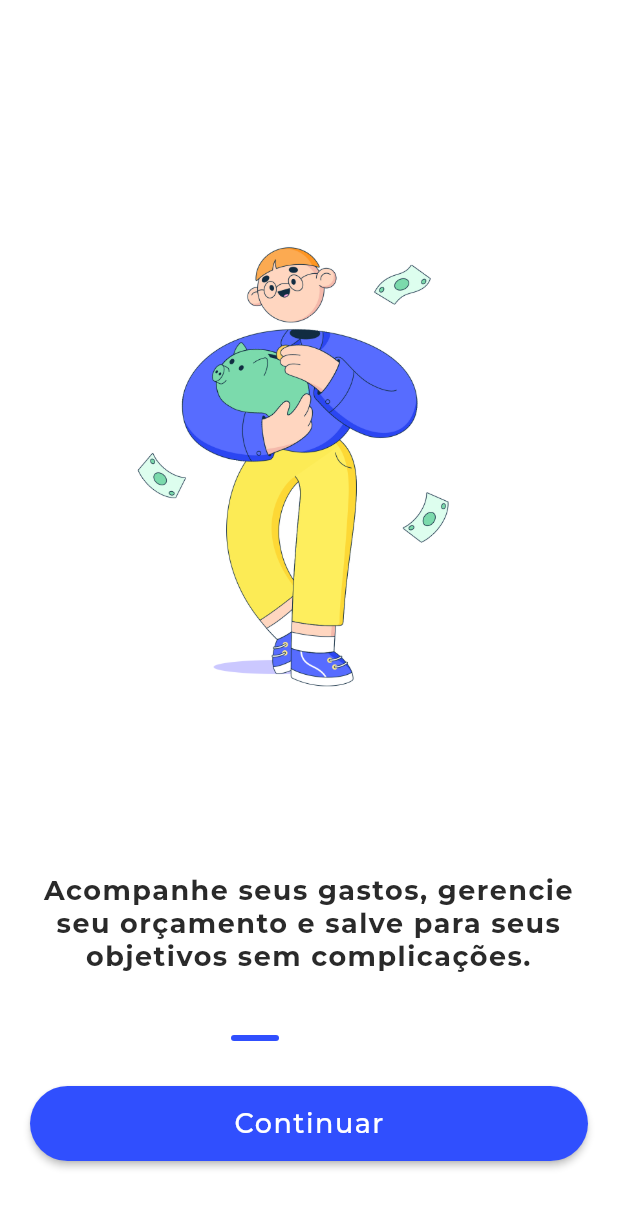
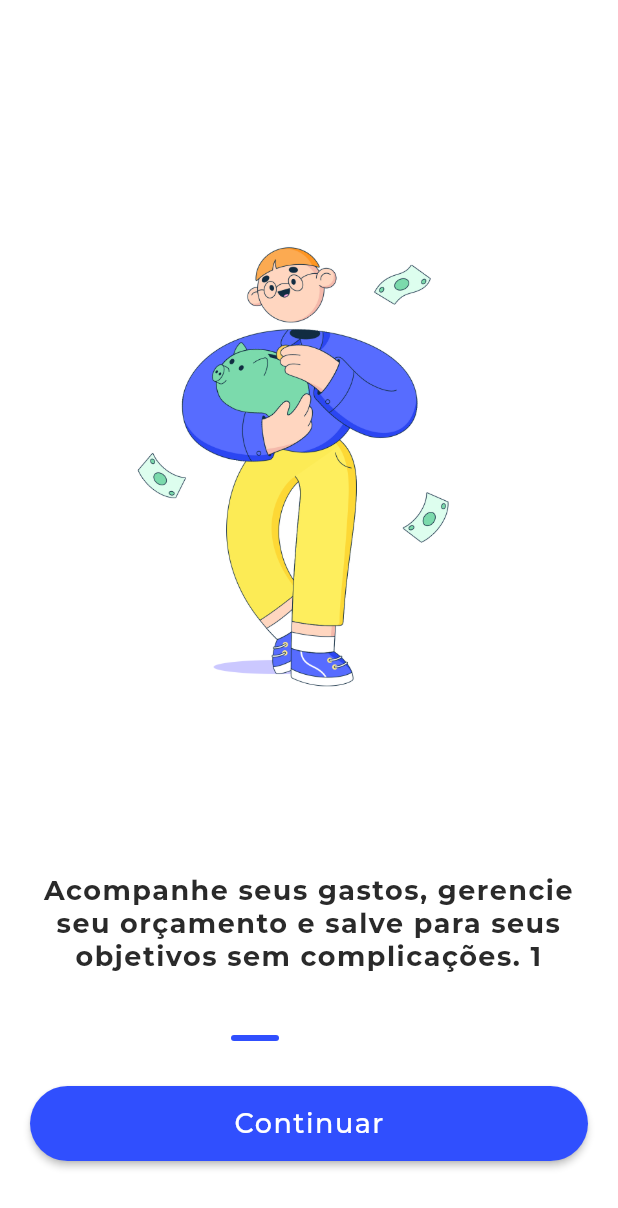
Before and after one commit to gabriel8824/UniFin, a Flutter app: the screen it shows after launch, on a phone screen of 412 x 824 dp. Shown: the top 1208 px of the screen. Run offline on Flutter 3.47's test engine with Material 2 defaults, Android fonts, the phone set to English and light mode, and no system bars; drawn by our look-alikes of auto_size_text, smooth_page_indicator; our stand-ins replace easy_debounce, file_picker, font_awesome_flutter, from_css_color, go_router, google_fonts and 7 more; missing offline and left inert: json_path, mime_type.

Commit message:
Updating to latest FlutterFlow output.

```diff
--- a/lib/on_boardig/on_boardig_widget.dart
+++ b/lib/on_boardig/on_boardig_widget.dart
@@ -70,7 +70,7 @@ class _OnBoardigWidgetState extends State<OnBoardigWidget> {
                                               EdgeInsetsDirectional.fromSTEB(
                                                   0, 20, 0, 0),
                                           child: Text(
-                                            'Acompanhe seus gastos, gerencie seu orçamento e salve para seus objetivos sem complicações. ',
+                                            'Acompanhe seus gastos, gerencie seu orçamento e salve para seus objetivos sem complicações. 1',
                                             textAlign: TextAlign.center,
                                             style: FlutterFlowTheme.of(context)
                                                 .bodyText2
```
